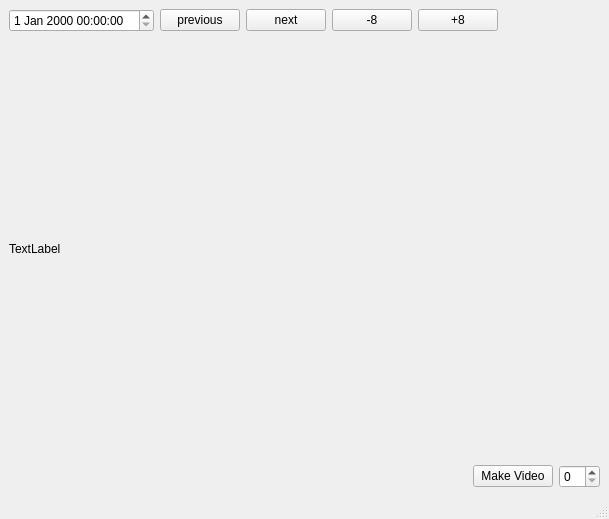
Old version of the form snapshot.ui in the repository physiker-wfw/ONVIF_GUI_interface.
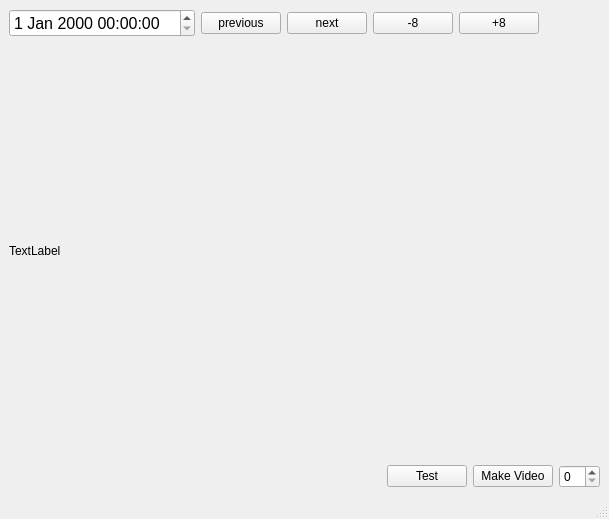
New version of the form.

What changed in the file:
```diff
--- a/snapshot.ui
+++ b/snapshot.ui
@@ -27,6 +27,11 @@
             <verstretch>0</verstretch>
            </sizepolicy>
           </property>
+          <property name="font">
+           <font>
+            <pointsize>12</pointsize>
+           </font>
+          </property>
          </widget>
         </item>
         <item>
@@ -100,6 +105,13 @@
           </property>
          </spacer>
         </item>
+        <item>
+         <widget class="QPushButton" name="pushButton">
+          <property name="text">
+           <string>Test</string>
+          </property>
+         </widget>
+        </item>
         <item>
          <widget class="QPushButton" name="pushButton_Video">
           <property name="text">
```
